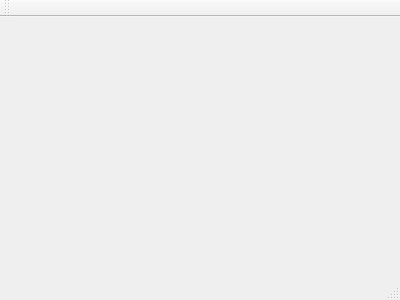
donydchen/Agenda, file mainwindow.ui: the form before one commit.
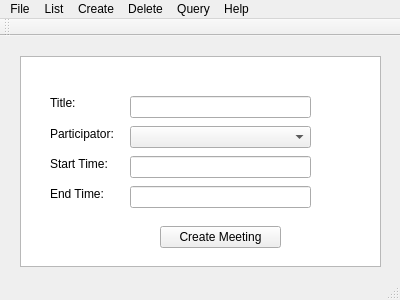
The form after the commit.

Commit message: Add main window list table view

Patch:
```diff
--- a/mainwindow.ui
+++ b/mainwindow.ui
@@ -12,13 +12,340 @@
   <property name="windowTitle" >
    <string>MainWindow</string>
   </property>
-  <widget class="QMenuBar" name="menuBar" />
-  <widget class="QToolBar" name="mainToolBar" />
-  <widget class="QWidget" name="centralWidget" />
-  <widget class="QStatusBar" name="statusBar" />
+  <property name="windowTitle">
+   <string>Agenda</string>
+  </property>
+  <widget class="QWidget" name="centralWidget">
+   <widget class="QWidget" name="welcomewidget" native="true">
+    <property name="geometry">
+     <rect>
+      <x>20</x>
+      <y>30</y>
+      <width>361</width>
+      <height>191</height>
+     </rect>
+    </property>
+    <widget class="QLabel" name="label">
+     <property name="geometry">
+      <rect>
+       <x>0</x>
+       <y>0</y>
+       <width>361</width>
+       <height>71</height>
+      </rect>
+     </property>
+     <property name="font">
+      <font>
+       <family>Purisa</family>
+       <pointsize>22</pointsize>
+       <weight>75</weight>
+       <italic>true</italic>
+       <bold>true</bold>
+      </font>
+     </property>
+     <property name="text">
+      <string>Welcome to</string>
+     </property>
+     <property name="alignment">
+      <set>Qt::AlignCenter</set>
+     </property>
+    </widget>
+    <widget class="QLabel" name="label_2">
+     <property name="geometry">
+      <rect>
+       <x>0</x>
+       <y>50</y>
+       <width>361</width>
+       <height>111</height>
+      </rect>
+     </property>
+     <property name="font">
+      <font>
+       <family>Purisa</family>
+       <pointsize>26</pointsize>
+       <weight>75</weight>
+       <italic>true</italic>
+       <bold>true</bold>
+      </font>
+     </property>
+     <property name="text">
+      <string>Agenda</string>
+     </property>
+     <property name="alignment">
+      <set>Qt::AlignCenter</set>
+     </property>
+    </widget>
+   </widget>
+   <widget class="QTableView" name="tableView">
+    <property name="geometry">
+     <rect>
+      <x>20</x>
+      <y>20</y>
+      <width>361</width>
+      <height>211</height>
+     </rect>
+    </property>
+   </widget>
+   <widget class="QWidget" name="createmtwidget" native="true">
+    <property name="geometry">
+     <rect>
+      <x>20</x>
+      <y>20</y>
+      <width>361</width>
+      <height>211</height>
+     </rect>
+    </property>
+    <widget class="QLabel" name="label_3">
+     <property name="geometry">
+      <rect>
+       <x>30</x>
+       <y>40</y>
+       <width>59</width>
+       <height>14</height>
+      </rect>
+     </property>
+     <property name="text">
+      <string>Title:</string>
+     </property>
+    </widget>
+    <widget class="QLabel" name="label_4">
+     <property name="geometry">
+      <rect>
+       <x>30</x>
+       <y>70</y>
+       <width>81</width>
+       <height>16</height>
+      </rect>
+     </property>
+     <property name="text">
+      <string>Participator:</string>
+     </property>
+    </widget>
+    <widget class="QLabel" name="label_5">
+     <property name="geometry">
+      <rect>
+       <x>30</x>
+       <y>100</y>
+       <width>71</width>
+       <height>16</height>
+      </rect>
+     </property>
+     <property name="text">
+      <string>Start Time:</string>
+     </property>
+    </widget>
+    <widget class="QLabel" name="label_6">
+     <property name="geometry">
+      <rect>
+       <x>30</x>
+       <y>130</y>
+       <width>71</width>
+       <height>16</height>
+      </rect>
+     </property>
+     <property name="text">
+      <string>End Time:</string>
+     </property>
+    </widget>
+    <widget class="QLineEdit" name="lineEdit">
+     <property name="geometry">
+      <rect>
+       <x>110</x>
+       <y>40</y>
+       <width>181</width>
+       <height>22</height>
+      </rect>
+     </property>
+    </widget>
+    <widget class="QPushButton" name="crtMtBtn">
+     <property name="geometry">
+      <rect>
+       <x>140</x>
+       <y>170</y>
+       <width>121</width>
+       <height>22</height>
+      </rect>
+     </property>
+     <property name="text">
+      <string>Create Meeting</string>
+     </property>
+    </widget>
+    <widget class="QComboBox" name="comboBox">
+     <property name="geometry">
+      <rect>
+       <x>110</x>
+       <y>70</y>
+       <width>181</width>
+       <height>22</height>
+      </rect>
+     </property>
+    </widget>
+    <widget class="QLineEdit" name="lineEdit_2">
+     <property name="geometry">
+      <rect>
+       <x>110</x>
+       <y>100</y>
+       <width>181</width>
+       <height>22</height>
+      </rect>
+     </property>
+    </widget>
+    <widget class="QLineEdit" name="lineEdit_3">
+     <property name="geometry">
+      <rect>
+       <x>110</x>
+       <y>130</y>
+       <width>181</width>
+       <height>22</height>
+      </rect>
+     </property>
+    </widget>
+   </widget>
+  </widget>
+  <widget class="QMenuBar" name="menuBar">
+   <property name="geometry">
+    <rect>
+     <x>0</x>
+     <y>0</y>
+     <width>400</width>
+     <height>19</height>
+    </rect>
+   </property>
+   <widget class="QMenu" name="menuFile">
+    <property name="title">
+     <string>File</string>
+    </property>
+    <addaction name="actionLogout"/>
+    <addaction name="actionDelete"/>
+    <addaction name="separator"/>
+    <addaction name="actionExit"/>
+   </widget>
+   <widget class="QMenu" name="menuList">
+    <property name="title">
+     <string>List</string>
+    </property>
+    <addaction name="actionList"/>
+    <addaction name="separator"/>
+    <addaction name="actionList_All_Meetings"/>
+    <addaction name="actionList_All_Sponsor_Meetings"/>
+    <addaction name="actionList_All_Participant_Meetings"/>
+   </widget>
+   <widget class="QMenu" name="menuCreate">
+    <property name="title">
+     <string>Create</string>
+    </property>
+    <addaction name="actionCreate_A_Meeting"/>
+   </widget>
+   <widget class="QMenu" name="menuDelete">
+    <property name="title">
+     <string>Delete</string>
+    </property>
+    <addaction name="actionDelete_A_Meeting"/>
+    <addaction name="actionDelete_All_Meetings"/>
+   </widget>
+   <widget class="QMenu" name="menuQuery">
+    <property name="title">
+     <string>Query</string>
+    </property>
+    <addaction name="actionQuery_Meeting_By_Title"/>
+    <addaction name="actionQuery_Meeting_By_Time_Interval"/>
+   </widget>
+   <widget class="QMenu" name="menuHelp">
+    <property name="title">
+     <string>Help</string>
+    </property>
+    <addaction name="actionGuide"/>
+    <addaction name="separator"/>
+    <addaction name="actionAbout"/>
+   </widget>
+   <addaction name="menuFile"/>
+   <addaction name="menuList"/>
+   <addaction name="menuCreate"/>
+   <addaction name="menuDelete"/>
+   <addaction name="menuQuery"/>
+   <addaction name="menuHelp"/>
+  </widget>
+  <widget class="QToolBar" name="mainToolBar">
+   <attribute name="toolBarArea">
+    <enum>TopToolBarArea</enum>
+   </attribute>
+   <attribute name="toolBarBreak">
+    <bool>false</bool>
+   </attribute>
+  </widget>
+  <widget class="QStatusBar" name="statusBar"/>
+  <action name="actionLogout">
+   <property name="text">
+    <string>Logout User</string>
+   </property>
+  </action>
+  <action name="actionDelete">
+   <property name="text">
+    <string>Delete User</string>
+   </property>
+  </action>
+  <action name="actionExit">
+   <property name="text">
+    <string>Exit</string>
+   </property>
+  </action>
+  <action name="actionList">
+   <property name="text">
+    <string>List All User</string>
+   </property>
+  </action>
+  <action name="actionList_All_Meetings">
+   <property name="text">
+    <string>List All Meetings</string>
+   </property>
+  </action>
+  <action name="actionList_All_Sponsor_Meetings">
+   <property name="text">
+    <string>List All Sponsor Meetings</string>
+   </property>
+  </action>
+  <action name="actionList_All_Participant_Meetings">
+   <property name="text">
+    <string>List All Participator Meetings</string>
+   </property>
+  </action>
+  <action name="actionCreate_A_Meeting">
+   <property name="text">
+    <string>Create A Meeting</string>
+   </property>
+  </action>
+  <action name="actionDelete_A_Meeting">
+   <property name="text">
+    <string>Delete A Meeting</string>
+   </property>
+  </action>
+  <action name="actionDelete_All_Meetings">
+   <property name="text">
+    <string>Delete All Meetings</string>
+   </property>
+  </action>
+  <action name="actionQuery_Meeting_By_Title">
+   <property name="text">
+    <string>Query Meeting By Title</string>
+   </property>
+  </action>
+  <action name="actionQuery_Meeting_By_Time_Interval">
+   <property name="text">
+    <string>Query Meeting By Time Interval</string>
+   </property>
+  </action>
+  <action name="actionGuide">
+   <property name="text">
+    <string>Guide</string>
+   </property>
+  </action>
+  <action name="actionAbout">
+   <property name="text">
+    <string>About</string>
+   </property>
+  </action>
  </widget>
- <layoutDefault spacing="6" margin="11" />
- <pixmapfunction></pixmapfunction>
+ <layoutdefault spacing="6" margin="11"/>
  <resources/>
  <connections/>
 </ui>
```
Left out of the diff: 9 changed lines with no effect on the pictures. The commit also changes 2 other files.
